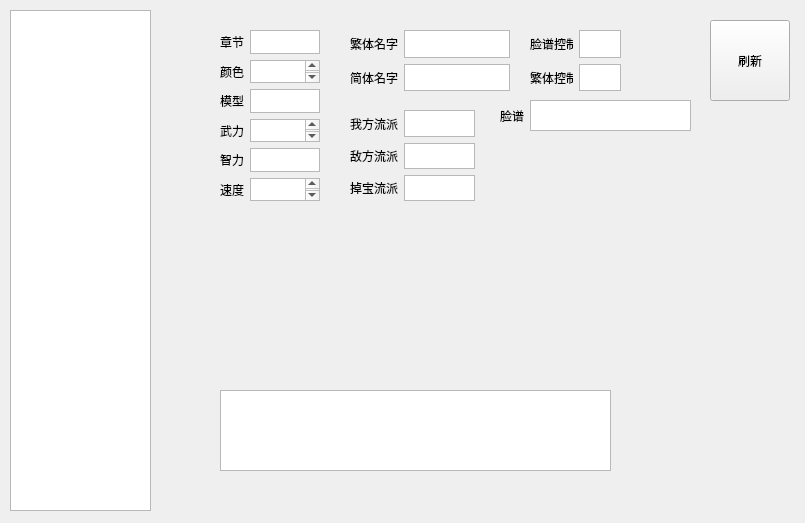
This is militarycommander.ui in NTS2R/nts2r_evo_editor as Qt 5 draws it before an edit. The edited form follows.
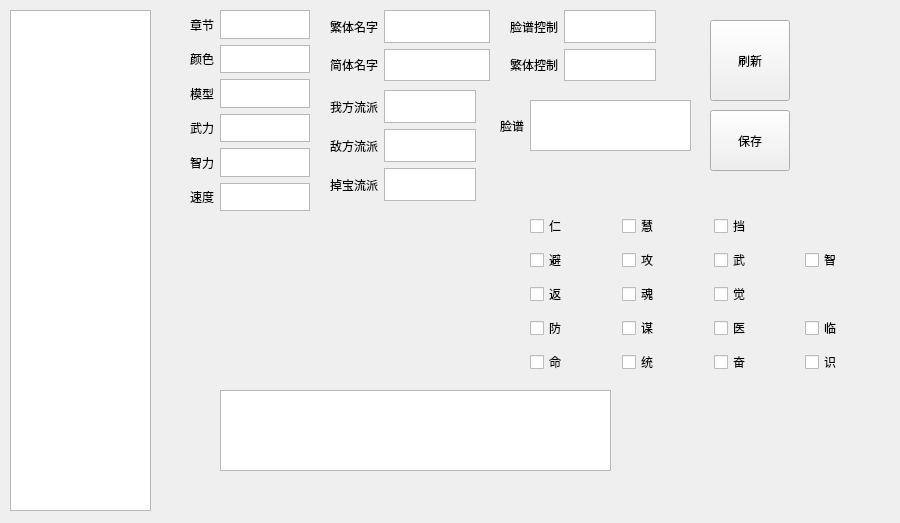
This is the edited form.

Commit message: Finish skill

The edit to the form file:
```diff
--- a/militarycommander.ui
+++ b/militarycommander.ui
@@ -6,7 +6,7 @@
    <rect>
     <x>0</x>
     <y>0</y>
-    <width>805</width>
+    <width>900</width>
     <height>523</height>
    </rect>
   </property>
@@ -55,10 +55,10 @@
   <widget class="QWidget" name="gridLayoutWidget">
    <property name="geometry">
     <rect>
-     <x>220</x>
-     <y>30</y>
-     <width>100</width>
-     <height>171</height>
+     <x>190</x>
+     <y>10</y>
+     <width>120</width>
+     <height>201</height>
     </rect>
    </property>
    <layout class="QGridLayout" name="gridLayout">
@@ -127,10 +127,10 @@
   <widget class="QWidget" name="gridLayoutWidget_2">
    <property name="geometry">
     <rect>
-     <x>350</x>
-     <y>30</y>
+     <x>330</x>
+     <y>10</y>
      <width>160</width>
-     <height>61</height>
+     <height>71</height>
     </rect>
    </property>
    <layout class="QGridLayout" name="gridLayout_3">
@@ -159,10 +159,10 @@
   <widget class="QWidget" name="gridLayoutWidget_3">
    <property name="geometry">
     <rect>
-     <x>350</x>
-     <y>110</y>
-     <width>125</width>
-     <height>91</height>
+     <x>330</x>
+     <y>90</y>
+     <width>146</width>
+     <height>111</height>
     </rect>
    </property>
    <layout class="QGridLayout" name="gridLayout_2">
@@ -204,7 +204,7 @@
      <x>500</x>
      <y>100</y>
      <width>191</width>
-     <height>31</height>
+     <height>51</height>
     </rect>
    </property>
    <layout class="QGridLayout" name="gridLayout_4">
@@ -223,10 +223,10 @@
   <widget class="QWidget" name="gridLayoutWidget_5">
    <property name="geometry">
     <rect>
-     <x>530</x>
-     <y>30</y>
-     <width>91</width>
-     <height>61</height>
+     <x>510</x>
+     <y>10</y>
+     <width>146</width>
+     <height>71</height>
     </rect>
    </property>
    <layout class="QGridLayout" name="gridLayout_5">
@@ -252,6 +252,157 @@
     </item>
    </layout>
   </widget>
+  <widget class="QWidget" name="gridLayoutWidget_6">
+   <property name="geometry">
+    <rect>
+     <x>530</x>
+     <y>210</y>
+     <width>361</width>
+     <height>169</height>
+    </rect>
+   </property>
+   <layout class="QGridLayout" name="gridLayout_7">
+    <item row="7" column="0">
+     <widget class="QCheckBox" name="skillMing">
+      <property name="text">
+       <string>命</string>
+      </property>
+     </widget>
+    </item>
+    <item row="4" column="2">
+     <widget class="QCheckBox" name="skillJue">
+      <property name="text">
+       <string>觉</string>
+      </property>
+     </widget>
+    </item>
+    <item row="4" column="0">
+     <widget class="QCheckBox" name="skillFan">
+      <property name="text">
+       <string>返</string>
+      </property>
+     </widget>
+    </item>
+    <item row="3" column="2">
+     <widget class="QCheckBox" name="skillWu">
+      <property name="text">
+       <string>武</string>
+      </property>
+     </widget>
+    </item>
+    <item row="3" column="0">
+     <widget class="QCheckBox" name="skillBi">
+      <property name="text">
+       <string>避</string>
+      </property>
+     </widget>
+    </item>
+    <item row="3" column="1">
+     <widget class="QCheckBox" name="skillGong">
+      <property name="text">
+       <string>攻</string>
+      </property>
+     </widget>
+    </item>
+    <item row="1" column="1">
+     <widget class="QCheckBox" name="skillHui">
+      <property name="text">
+       <string>慧</string>
+      </property>
+     </widget>
+    </item>
+    <item row="3" column="3">
+     <widget class="QCheckBox" name="skillZhi">
+      <property name="text">
+       <string>智</string>
+      </property>
+     </widget>
+    </item>
+    <item row="1" column="0">
+     <widget class="QCheckBox" name="skillRen">
+      <property name="text">
+       <string>仁</string>
+      </property>
+     </widget>
+    </item>
+    <item row="4" column="1">
+     <widget class="QCheckBox" name="skillHun">
+      <property name="text">
+       <string>魂</string>
+      </property>
+     </widget>
+    </item>
+    <item row="1" column="2">
+     <widget class="QCheckBox" name="skillDang">
+      <property name="text">
+       <string>挡</string>
+      </property>
+     </widget>
+    </item>
+    <item row="7" column="1">
+     <widget class="QCheckBox" name="skillTong">
+      <property name="text">
+       <string>统</string>
+      </property>
+     </widget>
+    </item>
+    <item row="7" column="2">
+     <widget class="QCheckBox" name="skillFen">
+      <property name="text">
+       <string>奋</string>
+      </property>
+     </widget>
+    </item>
+    <item row="7" column="3">
+     <widget class="QCheckBox" name="skillShi">
+      <property name="text">
+       <string>识</string>
+      </property>
+     </widget>
+    </item>
+    <item row="6" column="0">
+     <widget class="QCheckBox" name="skillFang">
+      <property name="text">
+       <string>防</string>
+      </property>
+     </widget>
+    </item>
+    <item row="6" column="1">
+     <widget class="QCheckBox" name="skillMou">
+      <property name="text">
+       <string>谋</string>
+      </property>
+     </widget>
+    </item>
+    <item row="6" column="2">
+     <widget class="QCheckBox" name="skillYi">
+      <property name="text">
+       <string>医</string>
+      </property>
+     </widget>
+    </item>
+    <item row="6" column="3">
+     <widget class="QCheckBox" name="skillLin">
+      <property name="text">
+       <string>临</string>
+      </property>
+     </widget>
+    </item>
+   </layout>
+  </widget>
+  <widget class="QPushButton" name="saveButton">
+   <property name="geometry">
+    <rect>
+     <x>710</x>
+     <y>110</y>
+     <width>80</width>
+     <height>61</height>
+    </rect>
+   </property>
+   <property name="text">
+    <string>保存</string>
+   </property>
+  </widget>
  </widget>
  <resources/>
  <connections/>
```
Left out of the diff: 20 changed lines with no effect on the pictures. The commit also changes 7 other files.
